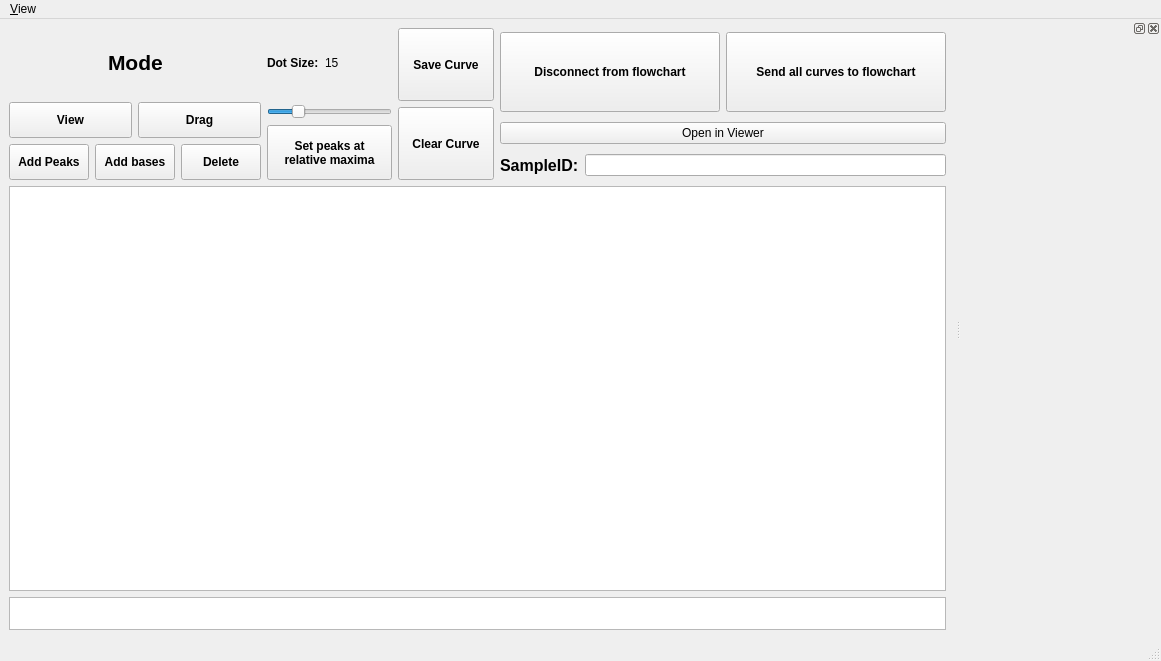
Above: mesmerize/plotting/widgets/peak_editor/template.ui from kushalkolar/MESmerize before the change. Below: the same form after it.
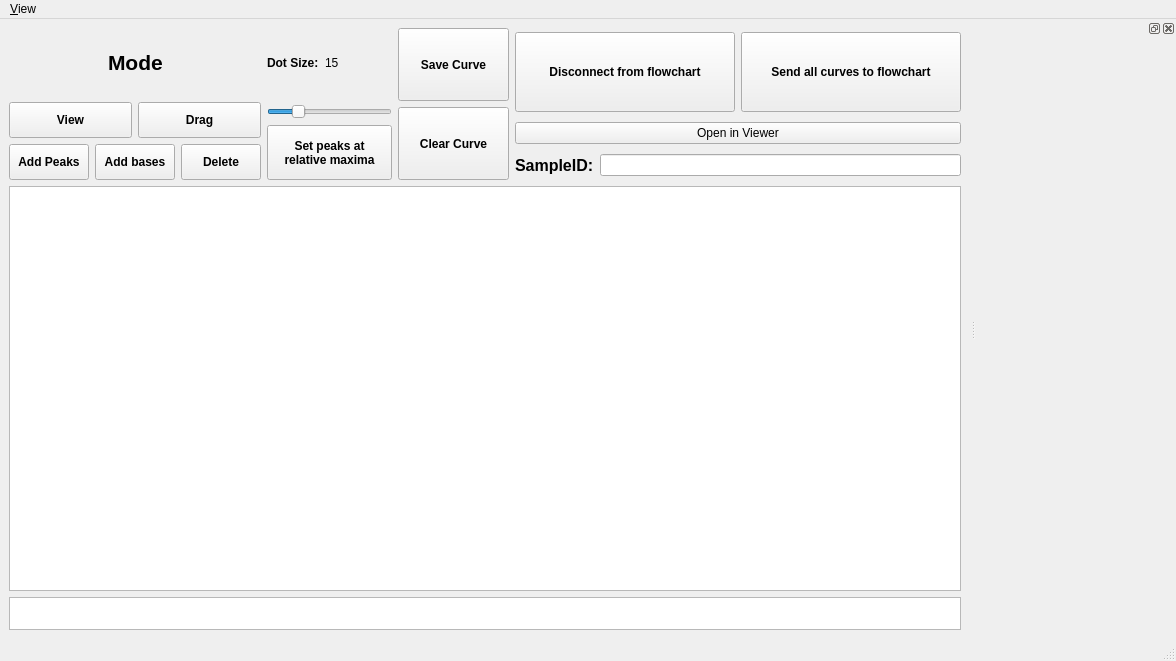
That is the form after the change. Custom widgets are drawn as their Qt base class.

```diff
--- a/mesmerize/plotting/widgets/peak_editor/template.ui
+++ b/mesmerize/plotting/widgets/peak_editor/template.ui
@@ -6,7 +6,7 @@
    <rect>
     <x>0</x>
     <y>0</y>
-    <width>1146</width>
+    <width>1176</width>
     <height>661</height>
    </rect>
   </property>
@@ -495,8 +495,8 @@
     <rect>
      <x>0</x>
      <y>0</y>
-     <width>1146</width>
-     <height>22</height>
+     <width>1176</width>
+     <height>30</height>
     </rect>
    </property>
    <widget class="QMenu" name="menuView">
```
Left out of the diff: 52 changed lines with no effect on the pictures.
